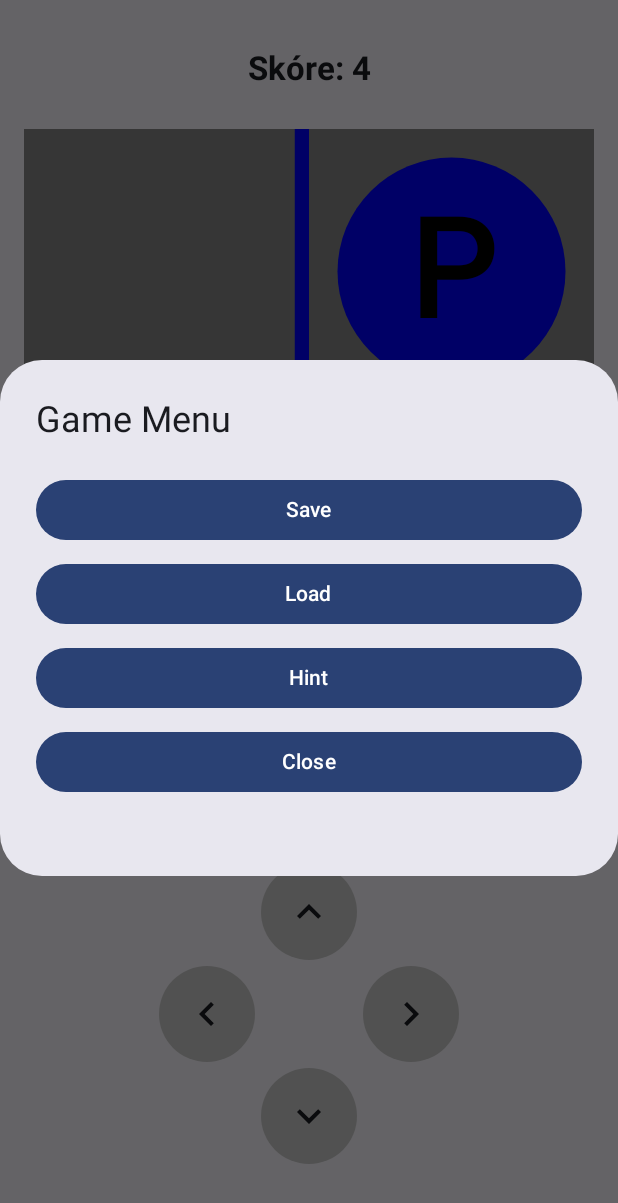
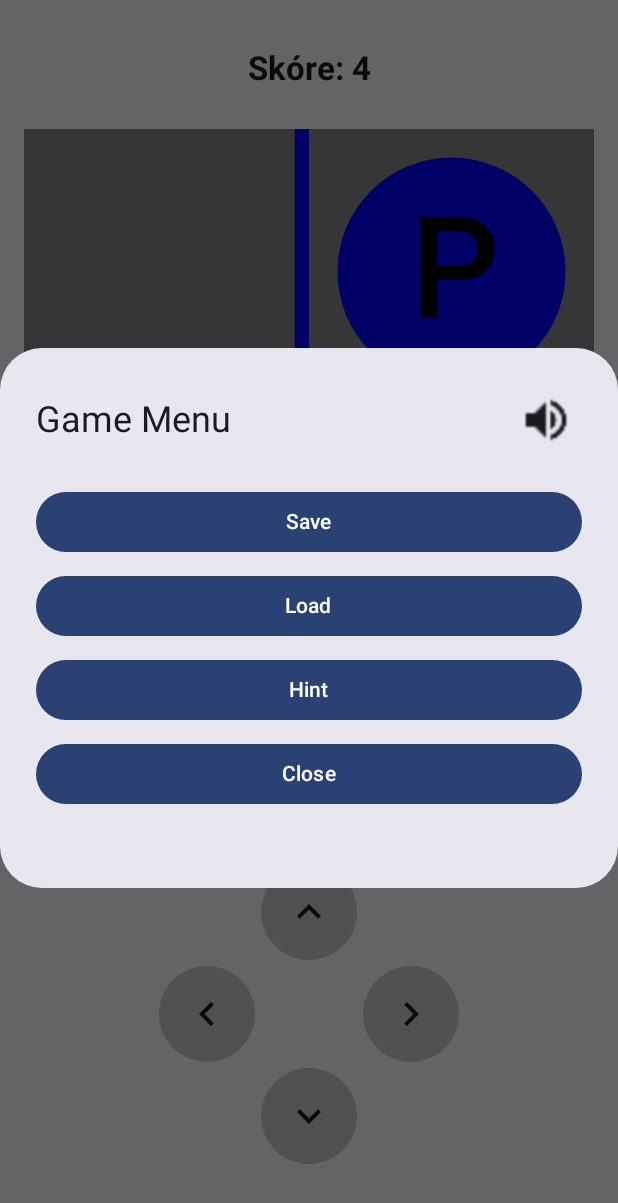
Before and after one commit to NopeNasrat/VAMSEMR, an Android app built with Jetpack Compose: the composable Game shown on its own in the app's theme, after a tap on "Menu", on a phone screen of 412 x 824 dp. Shown: the top 1203 px of the screen. Run offline under Robolectric (Android 15) with nearby library versions, the phone set to English and light mode, and no system bars; our stand-ins replace Room's generated code; libraries missing offline, so code that uses them is left out: androidx.room.util.

Commit message:
ver 8.4 audio, -> logo dorobit

```diff
--- a/app/src/main/java/com/example/vamsemr/core/Game.kt
+++ b/app/src/main/java/com/example/vamsemr/core/Game.kt
@@ -59,6 +59,7 @@ import androidx.compose.material3.OutlinedButton
 import androidx.compose.runtime.mutableStateOf
 import androidx.compose.runtime.remember
 import androidx.compose.runtime.setValue
+import androidx.compose.ui.res.painterResource
 import androidx.compose.ui.text.font.FontWeight
 import androidx.lifecycle.viewModelScope
 import com.example.inventory.data.Item
@@ -93,6 +94,8 @@ fun Game(
     var showConfirmDialogHint by remember { mutableStateOf(false) }
     var showConfirmDialogSave by remember { mutableStateOf(false) }
     var showConfirmDialogLoad by remember { mutableStateOf(false) }
+    var isSoundMuted by remember { mutableStateOf(false) }
+
 
     ConfirmExitOnBackHandler {
         android.os.Process.killProcess(android.os.Process.myPid())
@@ -195,9 +198,17 @@ fun Game(
             onDismiss = { showConfirmDialogMenu = false },
             onSaveClick = { showConfirmDialogSave = true },
             onLoadClick = { showConfirmDialogLoad = true },
-            onHintClick = { showConfirmDialogHint = true }
+            onHintClick = { showConfirmDialogHint = true },
+            onToggleSound = {
+                mazeInfoViewModel.setSounds(!mazeInfoViewModel.MazeInfo.value.sounds)
+            },
+            isSoundMuted = !mazeInfoViewModel.MazeInfo.value.sounds
         )
     }
+
+
+
+
 
     if (showConfirmDialogSave) {
         ConfirmCustomDialog(
@@ -333,16 +344,34 @@ fun Game(
 
 }
 
+
 @Composable
 fun GameMenuDialog(
     onDismiss: () -> Unit,
     onSaveClick: () -> Unit,
     onLoadClick: () -> Unit,
-    onHintClick: () -> Unit
+    onHintClick: () -> Unit,
+    onToggleSound: () -> Unit,
+    isSoundMuted: Boolean
 ) {
     AlertDialog(
         onDismissRequest = onDismiss,
-        title = { Text("Game Menu") },
+        title = {
+            Row(
+                verticalAlignment = Alignment.CenterVertically,
+                horizontalArrangement = Arrangement.SpaceBetween,
+                modifier = Modifier.fillMaxWidth()
+            ) {
+                Text(stringResource(R.string.realgamemenu), modifier = Modifier.weight(1f))
+                IconButton(onClick = onToggleSound) {
+                    Icon(
+                        painter = if (isSoundMuted) painterResource(R.drawable.volume_off) else painterResource(R.drawable.volume_up),
+                        contentDescription = if (isSoundMuted) stringResource(R.string.unmute) else stringResource(R.string.mute),
+                        modifier = Modifier.size(36.dp)
+                    )
+                }
+            }
+        },
         text = {
             Column {
                 Button(
@@ -352,7 +381,7 @@ fun GameMenuDialog(
                     },
                     modifier = Modifier.fillMaxWidth().padding(vertical = 4.dp)
                 ) {
-                    Text("Save")
+                    Text(stringResource(R.string.save))
                 }
 
                 Button(
@@ -362,7 +391,7 @@ fun GameMenuDialog(
                     },
                     modifier = Modifier.fillMaxWidth().padding(vertical = 4.dp)
                 ) {
-                    Text("Load")
+                    Text(stringResource(R.string.load))
                 }
 
                 Button(
@@ -372,14 +401,14 @@ fun GameMenuDialog(
                     },
                     modifier = Modifier.fillMaxWidth().padding(vertical = 4.dp)
                 ) {
-                    Text("Hint")
+                    Text(stringResource(R.string.hint))
                 }
 
                 Button(
                     onClick = onDismiss,
                     modifier = Modifier.fillMaxWidth().padding(vertical = 4.dp)
                 ) {
-                    Text("Close")
+                    Text(stringResource(R.string.close))
                 }
             }
         },
@@ -387,6 +416,7 @@ fun GameMenuDialog(
         dismissButton = {}
     )
 }
+
 
 /*
 @Composable
--- a/app/src/main/java/com/example/vamsemr/core/GameHorz.kt
+++ b/app/src/main/java/com/example/vamsemr/core/GameHorz.kt
@@ -65,6 +65,7 @@ fun GameHorz(
     var showConfirmDialogHint by remember { mutableStateOf(false) }
     var showConfirmDialogSave by remember { mutableStateOf(false) }
     var showConfirmDialogLoad by remember { mutableStateOf(false) }
+    var isSoundMuted by remember { mutableStateOf(false) }
 
     ConfirmExitOnBackHandler {
         android.os.Process.killProcess(android.os.Process.myPid())
@@ -165,7 +166,9 @@ fun GameHorz(
             onDismiss = { showConfirmDialogMenu = false },
             onSaveClick = { showConfirmDialogSave = true },
             onLoadClick = { showConfirmDialogLoad = true },
-            onHintClick = { showConfirmDialogHint = true }
+            onHintClick = { showConfirmDialogHint = true },
+            onToggleSound = { isSoundMuted = !isSoundMuted },
+            isSoundMuted = isSoundMuted
         )
     }
 
--- a/app/src/main/java/com/example/vamsemr/data/MazeInfo.kt
+++ b/app/src/main/java/com/example/vamsemr/data/MazeInfo.kt
@@ -8,5 +8,7 @@ data class MazeInfo(
     val playerX: Int = -1,
     val playerY: Int = -1,
     val skorenow: Int = 0,
-    val zapisane: Boolean = false
+    val zapisane: Boolean = false,
+    val sounds: Boolean = true,
+    val soundPermision: Boolean = false
 )
--- a/app/src/main/res/values/strings.xml
+++ b/app/src/main/res/values/strings.xml
@@ -41,6 +41,7 @@
 
 
     <string name="gamemenu">Menu</string>
+    <string name="realgamemenu">Game Menu</string>
     <string name="menu">Config</string>
     <string name="gamemenuhorz">Me\nn\nu</string>
     <string name="menuhorz">C\no\nn\nf\ni\ng</string>
@@ -54,15 +55,24 @@
     <string name="endnewgame">Nová Hra!</string>
 
 
-
+    <string name="hint">Hint</string>
     <string name="hintmenu">Nápoveda</string>
     <string name="hintmenutext">Naozaj chces nápovedu %d políčok za %d bodov?</string>
 
+    <string name="load">Load</string>
     <string name="loadmenu">Načítanie hry</string>
     <string name="loadmenutext">Naozaj chces načítať hru?</string>
 
+    <string name="save">Save</string>
     <string name="savemenu">Uloženie hry</string>
     <string name="savemenutext">Naozaj chces uložiť aktualnu hru?</string>
+
+    <string name="close">Close</string>
+// https://pixabay.com/sound-effects/search/tick/
+    <string name="unmute">Unmute</string>
+    <string name="mute">Mute</string>
+
+
 
     //error
 
```
Also changed, not shown: app/src/main/java/com/example/vamsemr/Navigation/Navhost.kt (+11 -3 lines), app/src/main/java/com/example/vamsemr/core/MazeGenerator.kt (+11 -0 lines), app/src/main/java/com/example/vamsemr/core/SoundManager.kt (added, +28 -0 lines), app/src/main/java/com/example/vamsemr/data/MazeInfoViewModel.kt (+10 -0 lines), app/src/main/res/drawable/volume_off.png (added), app/src/main/res/drawable/volume_up.png (added), 1 other file.
